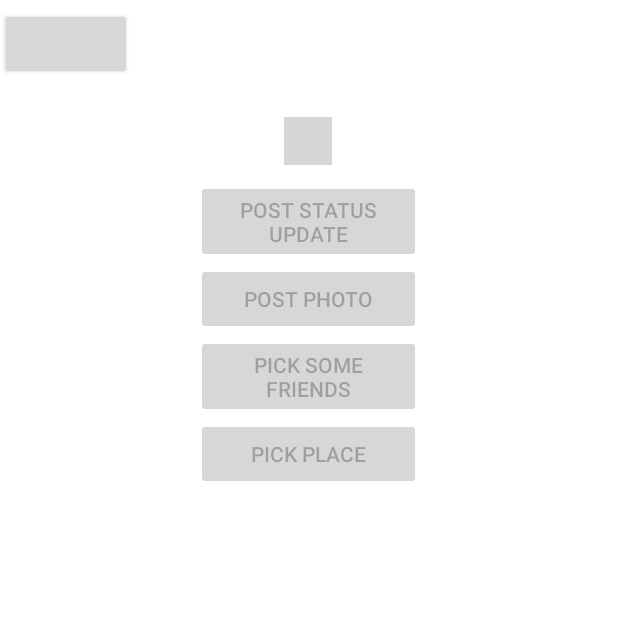
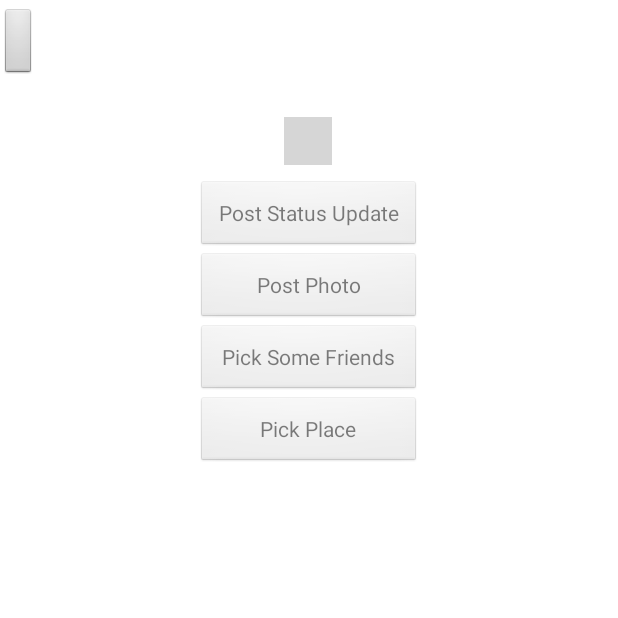
Before and after one commit to ButterFlyDevs/BrainStudio, an Android app: the PruebasFacebook screen opened directly, with no data from a screen before it, on a phone screen of 412 x 824 dp, the top half of it. Run offline under Robolectric (Android 15) with nearby library versions, the phone set to English and light mode, and no system bars; libraries missing offline, so code that uses them is left out: com.akexorcist.roundcornerprogressbar, com.github.premnirmal.textcounter; plain views replace LoginButton, ProfilePictureView; 14 statements that could not run were skipped; grey boxes are pictures that could not be loaded.

Commit message:
Ejemplo FaceBook funcionando correctamente

```diff
--- a/app/build.gradle
+++ b/app/build.gradle
@@ -28,5 +28,6 @@ dependencies {
     compile 'com.github.premnirmal:TextCounter:1.1.0'
     compile 'com.akexorcist:RoundCornerProgressBar:1.2.0'
     compile 'com.github.lecho:hellocharts-library:1.5.5@aar'
+    compile project(':facebook');
 
 }
--- a/app/src/main/java/butterflydevs/brainstudio/ActividadPrincipal.java
+++ b/app/src/main/java/butterflydevs/brainstudio/ActividadPrincipal.java
@@ -94,7 +94,7 @@ public class ActividadPrincipal extends Activity {
                     @Override
                     public void onClick(View v) {
                         //Creamos el Intent
-                        Intent intent = new Intent(ActividadPrincipal.this, juegos.class);
+                        Intent intent = new Intent(ActividadPrincipal.this, PruebasFacebook.class);
                         //Iniciamos la nueva actividad
                         startActivity(intent);
                     }
--- a/app/src/main/res/layout/activity_pruebas_facebook.xml
+++ b/app/src/main/res/layout/activity_pruebas_facebook.xml
@@ -16,7 +16,7 @@
 -->
 
 <LinearLayout xmlns:android="http://schemas.android.com/apk/res/android"
-    xmlns:facebook="http://schemas.android.com/apk/res-auto"
+    xmlns:facebook="http://schemas.android.com/apk/lib/com.facebook.*"
     android:orientation="vertical"
     android:layout_width="fill_parent"
     android:layout_height="fill_parent"
@@ -32,7 +32,7 @@
             android:layout_width="wrap_content"
             android:layout_height="wrap_content"
             android:layout_marginTop="5dp"
-            facebook:confirm_logout="false"
+            facebook:onfirm_logout="false"
             facebook:fetch_user_info="true"
             />
         <LinearLayout
--- a/app/src/main/res/values/strings.xml
+++ b/app/src/main/res/values/strings.xml
@@ -41,18 +41,20 @@
         <string name="title_activity_juegos">juegos</string>
     <string name="title_activity_pruebas_facebook">PruebasFacebook</string>
 
-    <string name="cancelled"></string>
-    <string name="ok"></string>
-    <string name="permission_not_granted"></string>
-    <string name="hello_user"></string>
-    <string name="success"></string>
-    <string name="successfully_posted_post"></string>
-    <string name="error"></string>
-    <string name="status_update"></string>
-    <string name="photo_post"></string>
-    <string name="exception"></string>
-    <string name="no_friends_selected"></string>
-    <string name="you_picked"></string>
-    <string name="no_place_selected"></string>
-    <string name="pick_seattle_place"></string>
+    <string name="cancelled">Cancelled</string>
+    <string name="permission_not_granted">Unable to perform selected action because permissions were not granted.</string>
+    <string name="ok">OK</string>
+    <string name="hello_user">Hello %1$s!</string>
+    <string name="success">Success</string>
+    <string name="successfully_posted_post">Successfully posted \'%1$s\'.\nPost ID: %2$s</string>
+    <string name="error">Error</string>
+    <string name="status_update">Updating status for %1$s at %2$s</string>
+    <string name="photo_post">Photo Post</string>
+    <string name="you_picked">You picked:</string>
+    <string name="no_friends_selected">&lt;No friends selected&gt;</string>
+    <string name="no_place_selected">&lt;No place selected&gt;</string>
+    <string name="pick_seattle_place">Pick a Seattle Place</string>
+    <string name="app_id">548471218624081</string>
+    <string name="exception">Exception: %1$s</string>
+    <string name="facebook_app_id">548471218624081</string>
 </resources>
--- a/settings.gradle
+++ b/settings.gradle
@@ -1 +1 @@
-include ':app', ':facebook', ':SwitchUserSample', ':HelloFacebookSample'
+include ':app', ':facebook'
```
Also changed, not shown: app/src/main/AndroidManifest.xml (+13 -1 lines), 4 other files.
